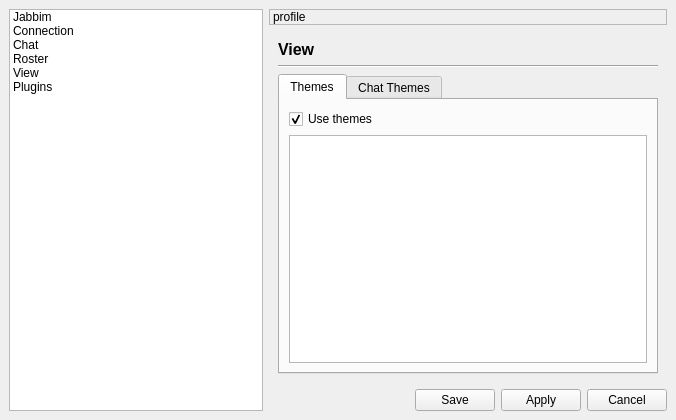
Above: widgets/preferences.ui from xmpp-graveyard/jabbim before the change. Below: the same form after it.
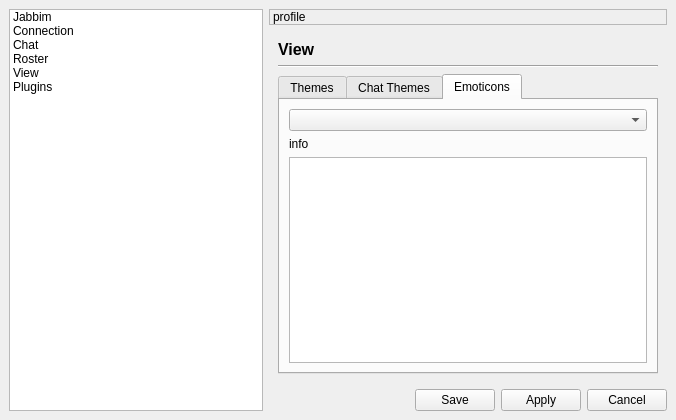
That is the form after the change. The open tabs and pages were chosen to show the change. Icons and pictures are not drawn.

```diff
--- a/widgets/preferences.ui
+++ b/widgets/preferences.ui
@@ -220,7 +220,7 @@
        <item row="2" column="0" >
         <widget class="QTabWidget" name="tabWidget" >
          <property name="currentIndex" >
-          <number>0</number>
+          <number>2</number>
          </property>
          <widget class="QWidget" name="tab" >
           <attribute name="title" >
@@ -301,6 +301,45 @@
            </item>
           </layout>
          </widget>
+         <widget class="QWidget" name="tab_3" >
+          <attribute name="title" >
+           <string>Emoticons</string>
+          </attribute>
+          <layout class="QGridLayout" >
+           <property name="margin" >
+            <number>9</number>
+           </property>
+           <property name="spacing" >
+            <number>6</number>
+           </property>
+           <item row="2" column="0" >
+            <widget class="QTextEdit" name="emoticonsPreview" >
+             <property name="undoRedoEnabled" >
+              <bool>false</bool>
+             </property>
+             <property name="readOnly" >
+              <bool>true</bool>
+             </property>
+             <property name="textInteractionFlags" >
+              <enum>Qt::NoTextInteraction</enum>
+             </property>
+            </widget>
+           </item>
+           <item row="1" column="0" >
+            <widget class="QLabel" name="emoticonsInfo" >
+             <property name="text" >
+              <string>info</string>
+             </property>
+             <property name="textFormat" >
+              <enum>Qt::RichText</enum>
+             </property>
+            </widget>
+           </item>
+           <item row="0" column="0" >
+            <widget class="QComboBox" name="emoticonsList" />
+           </item>
+          </layout>
+         </widget>
         </widget>
        </item>
        <item row="0" column="0" >
```
Left out of the diff: 2 changed lines with no effect on the pictures.
